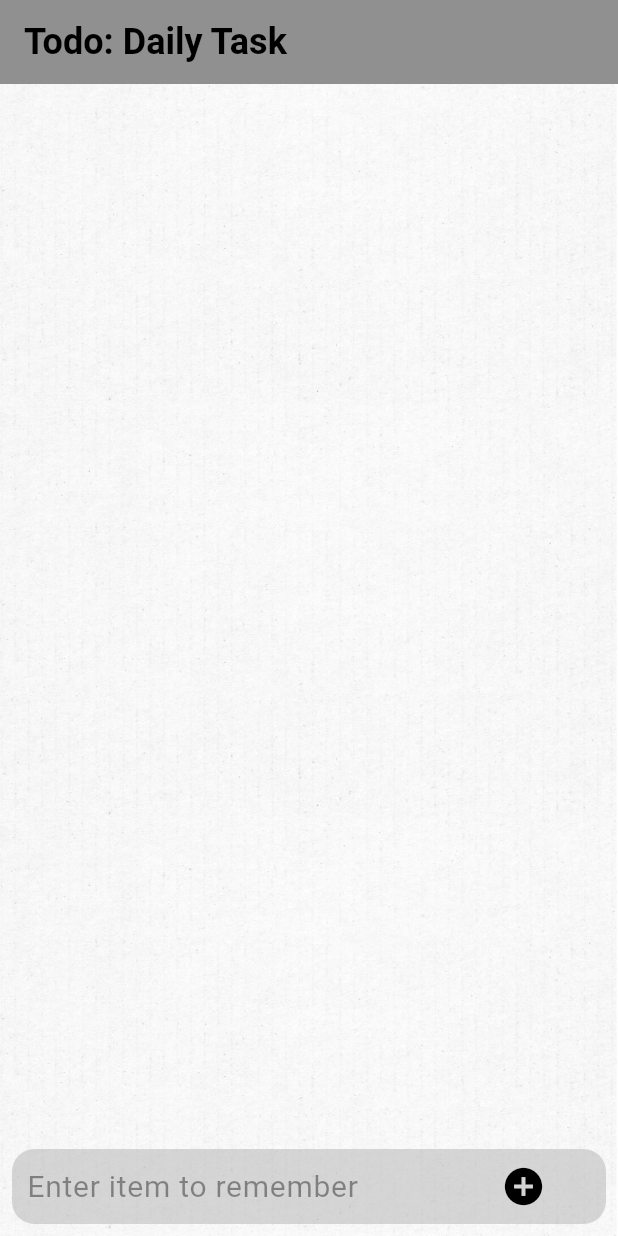
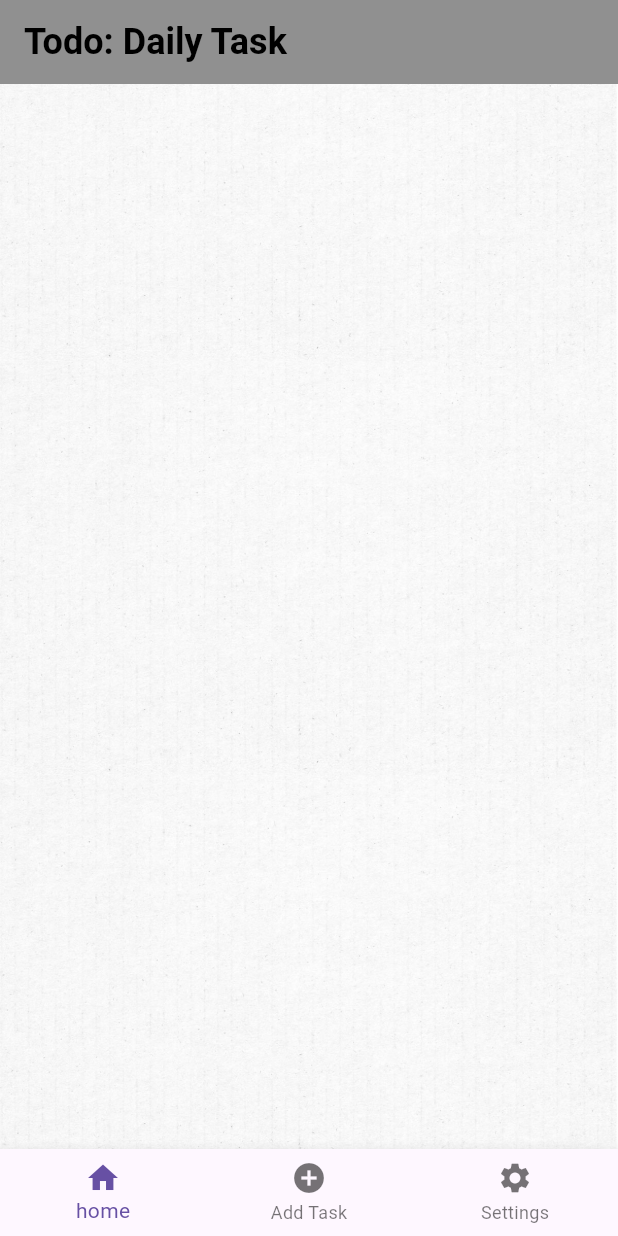
Before and after one commit to MRoebbeling/judyth, a Flutter app: the screen it shows after launch, on a phone screen of 412 x 824 dp. Run offline on Flutter 3.47's test engine with Material 3 defaults, Android fonts, the phone set to English and light mode, and no system bars; our stand-ins replace sqflite; accounts and stored records are empty.

Commit message:
29.1.26homeoffice

```diff
--- a/lib/main_screen.dart
+++ b/lib/main_screen.dart
@@ -360,7 +360,7 @@ class _MainscreenState extends State<Mainscreen> {
 
                 Untere Eingabe der Tasks
 
-                */
+
               Padding(
                 padding: const EdgeInsets.all(8.0),
                 child: Container(
@@ -411,11 +411,32 @@ class _MainscreenState extends State<Mainscreen> {
                     ],
                   ),
                 ),
-              ),
+              ),*/
+
+
+
             ],
           ),
         ),
       ),
+      bottomNavigationBar: BottomNavigationBar(
+                items: const <BottomNavigationBarItem>[
+                    BottomNavigationBarItem(
+                        icon: Icon(Icons.home),
+                        label: 'home',
+                    ),
+                    BottomNavigationBarItem(
+                        icon: Icon(Icons.add_circle),
+                        label: 'Add Task',
+                    ),
+                    BottomNavigationBarItem(
+                        icon: Icon(Icons.settings),
+                        label: 'Settings',
+                    ),
+                ],
+                //currentIndex: _selectedIndex,
+                //onTap: _onItemTapped,
+            ),
     );
   }
 }
```
